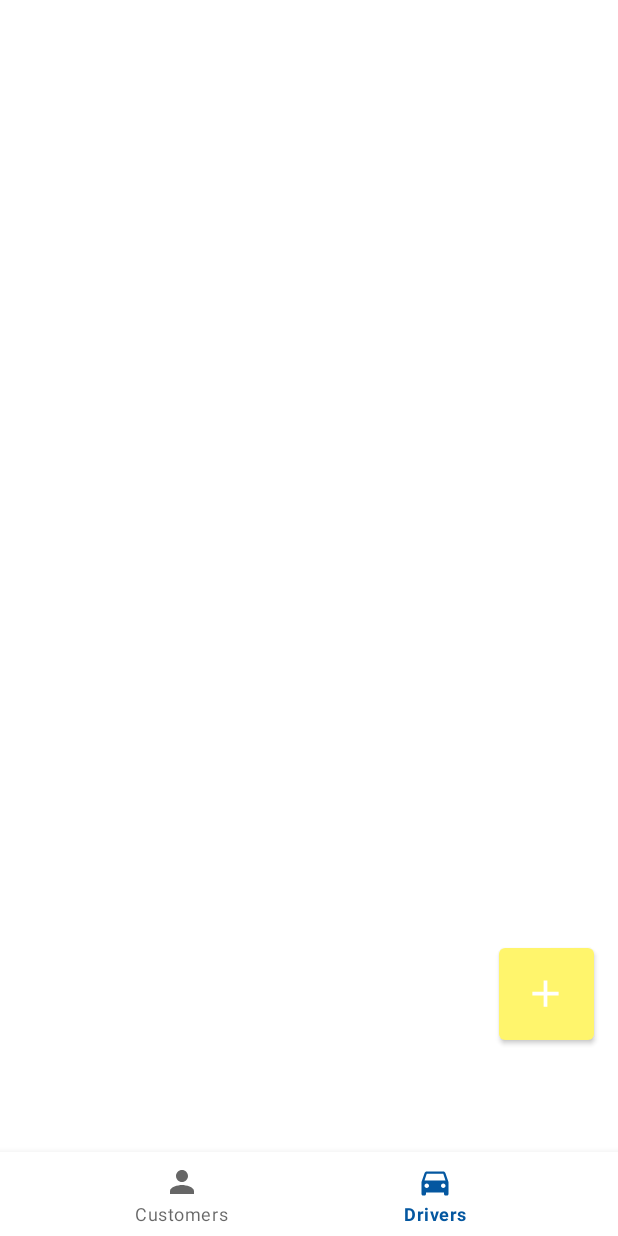
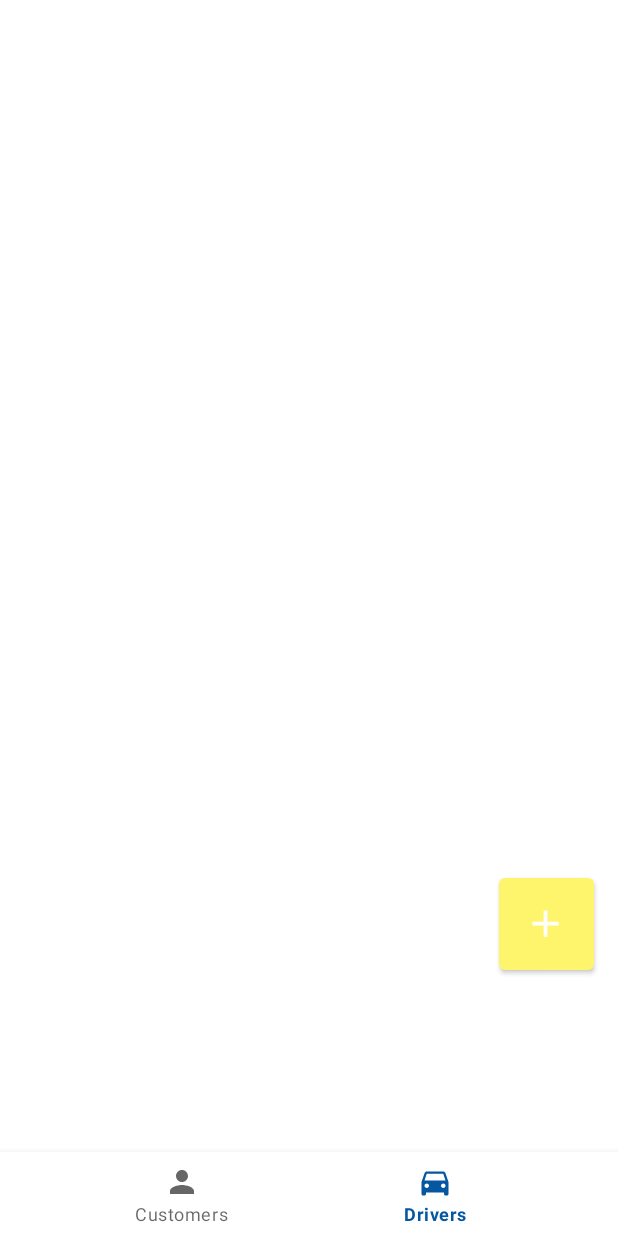
Before and after one commit to XinYu27/GrebClubSpongebob-1, an Android app: the AdminLanding screen opened directly, with no data from a screen before it, item 2 of the bottom bar chosen, on a phone screen of 412 x 824 dp. Run offline under Robolectric (Android 15) with nearby library versions, the phone set to English and light mode, and no system bars; our stand-ins replace Firebase (no records; nobody signed in at launch, a user with empty details on screens opened directly).

Commit message:
Fixed bugs

```diff
--- a/app/src/main/AndroidManifest.xml
+++ b/app/src/main/AndroidManifest.xml
@@ -55,6 +55,9 @@
             android:name=".WaitingPage"
             android:exported="false" />
         <activity
+            android:name=".EditDriver"
+            android:exported="false" />
+        <activity
             android:name=".Wrapper"
             android:exported="true" >
             <intent-filter>
--- a/app/src/main/java/com/clubSpongeBob/Greb/AddDriver.java
+++ b/app/src/main/java/com/clubSpongeBob/Greb/AddDriver.java
@@ -62,8 +62,7 @@ public class AddDriver extends AppCompatActivity {
                     public void onComplete(@NonNull Task<Void> task) {
                         if(task.isSuccessful()) {
                             Toast.makeText(AddDriver.this, "Driver have been inserted", Toast.LENGTH_SHORT).show();
-                            Intent intent = new Intent(AddDriver.this,AddDriver.class);
-                            startActivity(intent);
+                            finish();
                         }
                     }
                 });
--- a/app/src/main/res/layout/activity_admin_landing.xml
+++ b/app/src/main/res/layout/activity_admin_landing.xml
@@ -8,9 +8,9 @@
 
     <FrameLayout
         android:id="@+id/frameLayout"
-        android:layout_width="match_parent"
-        android:layout_height="match_parent"
-        app:layout_constraintBottom_toBottomOf="parent"
+        android:layout_width="0dp"
+        android:layout_height="0dp"
+        app:layout_constraintBottom_toTopOf="@+id/bottomNavigationView"
         app:layout_constraintEnd_toEndOf="parent"
         app:layout_constraintStart_toStartOf="parent"
         app:layout_constraintTop_toTopOf="parent">
@@ -22,8 +22,9 @@
         android:layout_width="match_parent"
         android:layout_height="wrap_content"
         android:theme="@style/BottomNavigationTheme"
-        app:layout_constraintBottom_toBottomOf="@+id/frameLayout"
+        app:layout_constraintBottom_toBottomOf="parent"
         app:layout_constraintEnd_toEndOf="parent"
+        app:layout_constraintHorizontal_bias="0.0"
         app:layout_constraintStart_toStartOf="parent"
         app:menu="@menu/bottom_nav_menu" />
 
```
Also changed, not shown: app/src/main/java/com/clubSpongeBob/Greb/EditDriver.java (+3 -26 lines).
